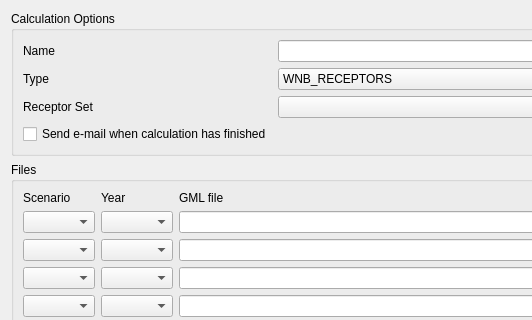
Old version of the form ImaerPlugin/connect_jobs_dlg.ui in the repository opengeogroep/AERIUS-QGIS-plugins; both pictures show x 0 to 532 and y 0 to 320 of the 1204 by 654 pixel window.
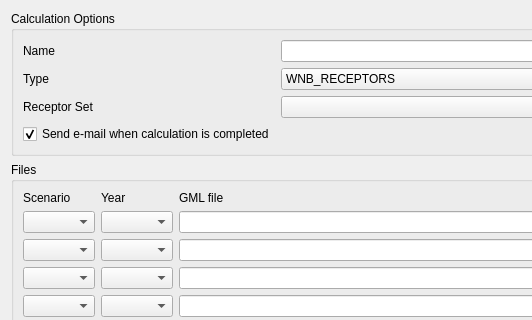
New version of the form.

Commit message: Send email box checked by default

```diff
--- a/ImaerPlugin/connect_jobs_dlg.ui
+++ b/ImaerPlugin/connect_jobs_dlg.ui
@@ -67,7 +67,10 @@
          <string>Send e-mail when calculation has finished</string>
         </property>
         <property name="text">
-         <string>Send e-mail when calculation has finished</string>
+         <string>Send e-mail when calculation is completed</string>
+        </property>
+        <property name="checked">
+         <bool>true</bool>
         </property>
        </widget>
       </item>
```
Left out of the diff: 2 changed lines with no effect on the pictures.
